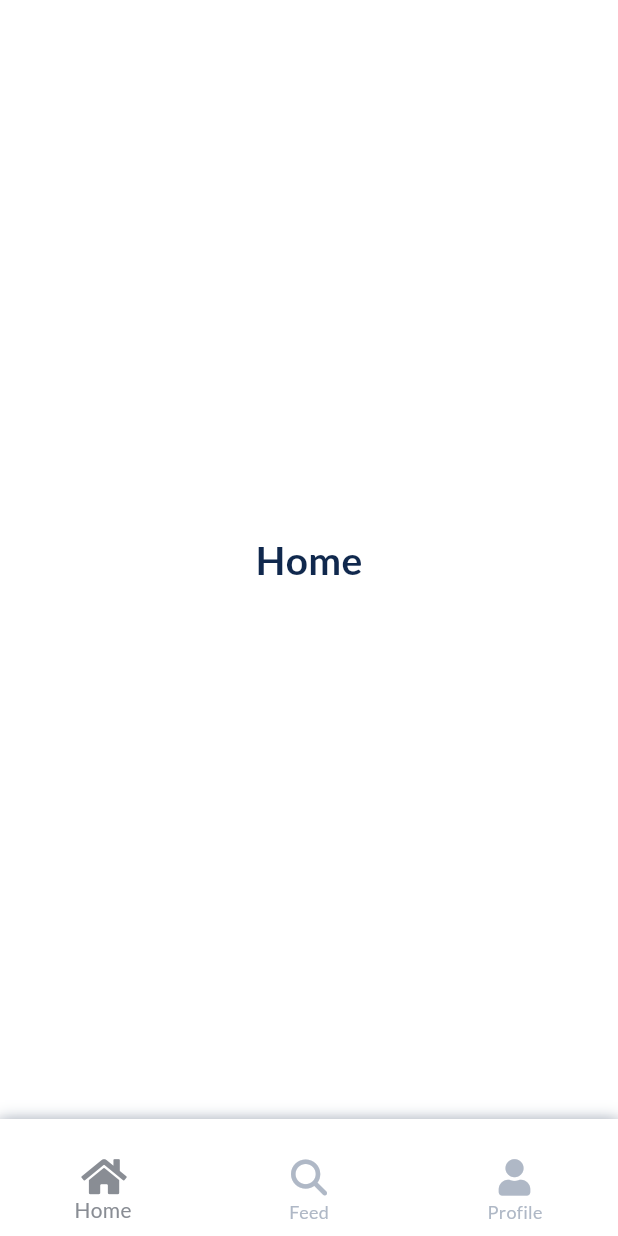
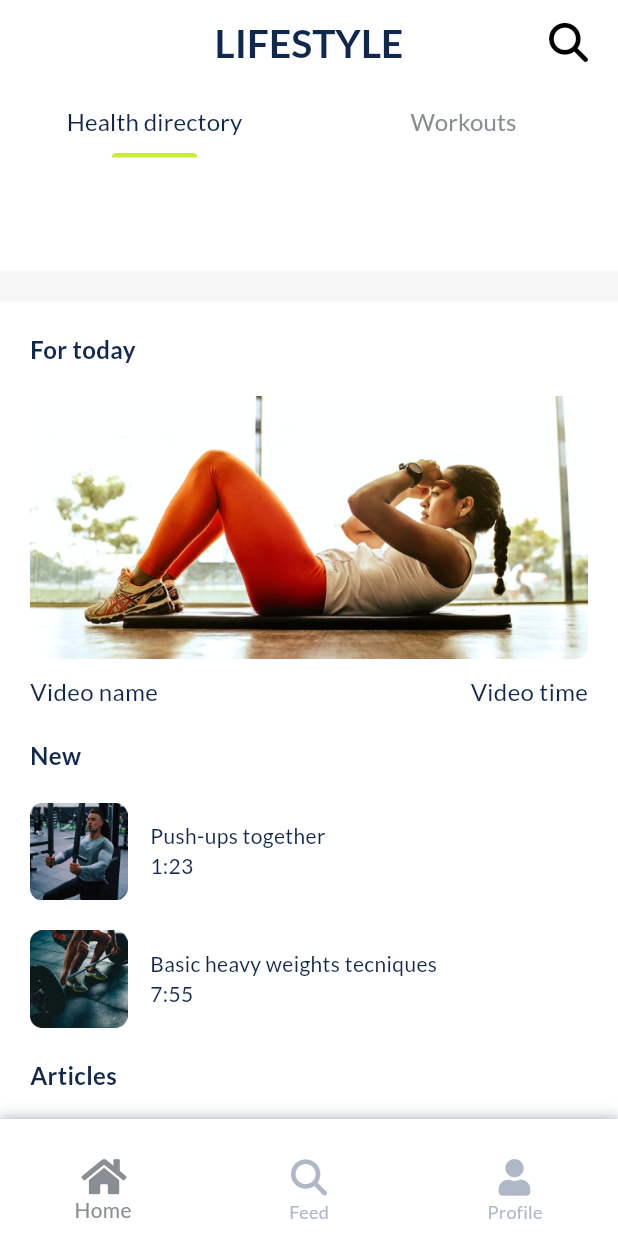
Before and after one commit to Dmitriy1205/lifestyle, a Flutter app: the screen it shows once a user with an empty profile is signed in, on a phone screen of 412 x 824 dp. Run offline on Flutter 3.47's test engine with Material 2 defaults, Android fonts, the phone set to English and light mode, and no system bars; our stand-ins replace bloc, carousel_slider, cloud_firestore, equatable, firebase_auth, firebase_core and 6 more; accounts and stored records are empty.

Commit message:
home screen

```diff
--- a/lib/common/constants/colors.dart
+++ b/lib/common/constants/colors.dart
@@ -9,4 +9,5 @@ class AppColors {
   static const Color green = Color(0xFF4CB469);
   static const Color red = Color(0xFFFF0000);
   static const Color grey = Color(0xFFD9D9D9);
+  static const Color whiteShade = Color(0xFFF6F6F6);
 }
--- a/lib/common/constants/constants.dart
+++ b/lib/common/constants/constants.dart
@@ -51,8 +51,28 @@ class AppText {
   static const String loosingWeight = 'Loosing weight';
   static const String gainingWeight = 'Gaining weight';
   static const String stretching = 'Stretching';
+  static const String healthDirectory = 'Health directory';
+  static const String workouts = 'Workouts';
+  static const String lifestyle = 'LIFESTYLE';
+  static const String forToday = 'For today';
+  static const String neww = 'New';
+  static const String articles = 'Articles';
+  static const String forYou = 'For you';
+  static const String exercises = 'Exercises';
+  static const String mealsRecomendations = 'Meals recomendations';
 
+  //video
   static const String videoPath = 'assets/videos/video.MP4';
+
+  //images
+  static const String train1 = 'assets/images/train1.png';
+  static const String train2 = 'assets/images/train2.png';
+  static const String train3 = 'assets/images/train3.png';
+  static const String train4 = 'assets/images/train4.png';
+  static const String train5 = 'assets/images/train5.png';
+  static const String train6 = 'assets/images/train6.png';
+  static const String excercise1 = 'assets/images/excercise1.png';
+  static const String excercise2 = 'assets/images/excercise2.png';
 
   static  Map<String, bool> topics = {
     buildingMuscles: false,
--- a/lib/common/themes/theme.dart
+++ b/lib/common/themes/theme.dart
@@ -3,6 +3,18 @@ import 'package:flutter/material.dart';
 class AppTheme {
   static ThemeData themeData = ThemeData(
     colorScheme: ThemeData().colorScheme.copyWith(primary: Color(0xFF10284D)),
+    tabBarTheme: TabBarTheme(
+      labelStyle: const TextStyle(
+        fontWeight: FontWeight.w500,
+        fontSize: 16,
+      ),
+      labelColor: Color(0xFF10284D),
+      unselectedLabelStyle: const TextStyle(
+        fontWeight: FontWeight.w500,
+        fontSize: 16,
+      ),
+      unselectedLabelColor: Color(0xFF898D94),
+    ),
     scaffoldBackgroundColor: Color(0xFFFFFFFF),
     textSelectionTheme: TextSelectionThemeData(cursorColor: Color(0xFF10284D)),
     inputDecorationTheme: InputDecorationTheme(
@@ -48,21 +60,21 @@ class AppTheme {
         fontSize: 16,
         color: Color(0xFF898D94),
       ),
-      titleSmall:const TextStyle(
+      titleSmall: const TextStyle(
         fontWeight: FontWeight.w700,
         fontSize: 18,
         color: Color(0xFF10284D),
-      ) ,
+      ),
       displaySmall: const TextStyle(
         fontWeight: FontWeight.w500,
         fontSize: 12,
         color: Color(0xFF898D94),
       ),
-      bodyLarge:const TextStyle(
+      bodyLarge: const TextStyle(
         fontWeight: FontWeight.w500,
         fontSize: 19,
         color: Color(0xFF10284D),
-      ) ,
+      ),
       bodyMedium: const TextStyle(
         fontWeight: FontWeight.w500,
         fontSize: 16,
--- a/lib/presentation/screens/home.dart
+++ /dev/null
@@ -1,22 +0,0 @@
-import 'package:flutter/material.dart';
-import 'package:lifestyle/common/themes/theme.dart';
-
-import '../../common/constants/constants.dart';
-
-class Home extends StatelessWidget {
-  const Home({Key? key}) : super(key: key);
-
-  @override
-  Widget build(BuildContext context) {
-    return Scaffold(
-      body: Center(
-        child: Container(
-          child: Text(
-            AppText.home,
-            style: AppTheme.themeData.textTheme.displayLarge,
-          ),
-        ),
-      ),
-    );
-  }
-}
--- /dev/null
+++ b/lib/presentation/screens/home_screen/health_directory.dart
@@ -0,0 +1,117 @@
+import 'package:flutter/material.dart';
+import 'package:lifestyle/common/constants/colors.dart';
+
+import '../../../common/constants/constants.dart';
+import '../../../common/themes/theme.dart';
+
+class HealthDirectory extends StatelessWidget {
+  const HealthDirectory({Key? key}) : super(key: key);
+
+  @override
+  Widget build(BuildContext context) {
+    return Scaffold(appBar: AppBar(),
+      body: Column(
+        crossAxisAlignment: CrossAxisAlignment.start,
+        children: [
+          Padding(
+            padding: const EdgeInsets.only(top: 20),
+            child: Container(
+              height: 20,
+              color: AppColors.whiteShade,
+            ),
+          ),
+          Expanded(
+            child: Padding(
+              padding: const EdgeInsets.all(20.0),
+              child: ListView(
+                physics: ClampingScrollPhysics(),
+                shrinkWrap: true,
+                // crossAxisAlignment: CrossAxisAlignment.start,
+                children: [
+                  Text(
+                    AppText.forToday,
+                    style: AppTheme.themeData.textTheme.displayMedium!
+                        .copyWith(fontWeight: FontWeight.w700),
+                  ),
+                  Padding(
+                    padding: const EdgeInsets.only(top: 20, bottom: 10),
+                    child: Container(
+                      child: Image.asset(AppText.train1),
+                    ),
+                  ),
+                  Row(
+                    mainAxisAlignment: MainAxisAlignment.spaceBetween,
+                    children: [
+                      Text(
+                        'Video name',
+                        style: AppTheme.themeData.textTheme.displayMedium,
+                      ),
+                      Text(
+                        'Video time',
+                        style: AppTheme.themeData.textTheme.displayMedium,
+                      )
+                    ],
+                  ),
+                  Padding(
+                    padding: const EdgeInsets.symmetric(vertical: 20),
+                    child: Text(
+                      AppText.neww,
+                      style: AppTheme.themeData.textTheme.displayMedium!
+                          .copyWith(fontWeight: FontWeight.w700),
+                    ),
+                  ),
+                  mock(AppText.train2, 'Push-ups together', '1:23'),
+                  SizedBox(
+                    height: 20,
+                  ),
+                  mock(AppText.train3, 'Basic heavy weights tecniques', '7:55'),
+                  Padding(
+                    padding: const EdgeInsets.symmetric(vertical: 20),
+                    child: Text(
+                      AppText.articles,
+                      style: AppTheme.themeData.textTheme.displayMedium!
+                          .copyWith(fontWeight: FontWeight.w700),
+                    ),
+                  ),
+                  mock(AppText.train2, 'Article', 'Push-ups together'),
+                ],
+              ),
+            ),
+          ),
+        ],
+      ),
+    );
+  }
+
+  Row mock(String image, String name, String time) {
+    return Row(
+      children: [
+        Container(
+          height: 65,
+          width: 65,
+          child: Image.asset(
+            image,
+          ),
+        ),
+        SizedBox(
+          width: 15,
+        ),
+        Column(
+          crossAxisAlignment: CrossAxisAlignment.start,
+          children: [
+            Text(
+              name,
+              style: AppTheme.themeData.textTheme.bodyMedium!
+                  .copyWith(color: AppColors.contrast, fontSize: 14),
+            ),
+            Text(
+              time,
+              style: AppTheme.themeData.textTheme.bodyMedium!
+                  .copyWith(color: AppColors.contrast, fontSize: 14),
+            ),
+          ],
+        )
+      ],
+    );
+  }
+}
--- /dev/null
+++ b/lib/presentation/screens/home_screen/home.dart
@@ -0,0 +1,59 @@
+import 'package:flutter/material.dart';
+import 'package:font_awesome_flutter/font_awesome_flutter.dart';
+import 'package:lifestyle/common/constants/colors.dart';
+import 'package:lifestyle/common/themes/theme.dart';
+import 'package:lifestyle/presentation/screens/home_screen/health_directory.dart';
+import 'package:lifestyle/presentation/screens/home_screen/workouts.dart';
+
+import '../../../common/constants/constants.dart';
+
+class Home extends StatelessWidget {
+  const Home({Key? key}) : super(key: key);
+
+  @override
+  Widget build(BuildContext context) {
+    return DefaultTabController(
+      length: 2,
+      child: Scaffold(
+        appBar: AppBar(
+          centerTitle: true,
+          title: Text(
+            AppText.lifestyle,
+            style: AppTheme.themeData.textTheme.displayLarge,
+          ),
+          actions: [
+            Padding(
+              padding: const EdgeInsets.only(right: 20),
+              child: Center(
+                child: FaIcon(
+                  FontAwesomeIcons.magnifyingGlass,
+                  size: 26,
+                ),
+              ),
+            ),
+          ],
+          bottom: TabBar(
+            indicatorColor: AppColors.mainAccent,
+            indicatorPadding: EdgeInsets.symmetric(horizontal: 30),
+            indicatorWeight: 3,
+            labelPadding: EdgeInsets.symmetric(vertical: 10),
+            tabs: [
+              Text(
+                AppText.healthDirectory,
+              ),
+              Text(
+                AppText.workouts,
+              )
+            ],
+          ),
+        ),
+        body: TabBarView(
+          children: [
+            HealthDirectory(),
+            Workouts(),
+          ],
+        ),
+      ),
+    );
+  }
+}
--- /dev/null
+++ b/lib/presentation/screens/home_screen/workouts.dart
@@ -0,0 +1,165 @@
+import 'package:flutter/material.dart';
+import 'package:lifestyle/presentation/screens/home_screen/training_screen.dart';
+
+import '../../../common/constants/colors.dart';
+import '../../../common/constants/constants.dart';
+import '../../../common/themes/theme.dart';
+import '../../../data/models/workout.dart';
+
+class Workouts extends StatelessWidget {
+  const Workouts({Key? key}) : super(key: key);
+
+  @override
+  Widget build(BuildContext context) {
+    return Scaffold(
+      body: Column(
+        crossAxisAlignment: CrossAxisAlignment.start,
+        children: [
+          Padding(
+            padding: const EdgeInsets.only(top: 20),
+            child: Container(
+              height: 20,
+              color: AppColors.whiteShade,
+            ),
+          ),
+          Expanded(
+            child: Padding(
+              padding: const EdgeInsets.only(left: 20, right: 30, top: 20),
+              child: ListView(
+                physics: ClampingScrollPhysics(),
+                shrinkWrap: true,
+                // crossAxisAlignment: CrossAxisAlignment.start,
+                children: [
+                  Text(
+                    AppText.forYou,
+                    style: AppTheme.themeData.textTheme.displayMedium!
+                        .copyWith(fontWeight: FontWeight.w700),
+                  ),
+                  SizedBox(
+                    height: 20,
+                  ),
+                  ListView.builder(
+                      shrinkWrap: true,
+                      itemCount: items.length,
+                      itemBuilder: (context, index) {
+                        return Padding(
+                          padding: const EdgeInsets.only(bottom: 15),
+                          child: GestureDetector(
+                            onTap: () {
+                              Navigator.push(
+                                context,
+                                MaterialPageRoute(
+                                  builder: (_) => TrainingScreen(
+                                    header: items[index].name!,
+                                    interval: items[index].interval!,
+                                    author: items[index].author!,
+                                    description: items[index].description!,
+                                    recommendation:
+                                        '''During training you should consume great amount of creatine,
+which can be taken from chicken or fat food or pure creating
+powder.''',
+                                  ),
+                                ),
+                              );
+                            },
+                            child: mock(
+                              items[index].image!,
+                              items[index].name!,
+                              items[index].interval!,
+                              items[index].author!,
+                              items[index].description!,
+                            ),
+                          ),
+                        );
+                      }),
+                  SizedBox(
+                    height: 20,
+                  ),
+                ],
+              ),
+            ),
+          ),
+        ],
+      ),
+    );
+  }
+}
+
+List<Workout> items = [
+  Workout(
+      name: 'Gym 5-4-3-4-5 training',
+      description:
+          '''Make intensification for your training, prepare your body for new results or upcoming competitions''',
+      interval: '10 trainings  | 8:40',
+      image: AppText.train2,
+      author: 'Mitchel Gilart'),
+  Workout(
+      name: 'Gym 4-4 training',
+      description:
+          '''Training helps you to recover from injury or keep your form stable''',
+      interval: '8 trainings | 6:50',
+      image: AppText.train3,
+      author: 'Mitchel Gilart'),
+  Workout(
+      name: 'Gym 4-4 training',
+      description:
+          '''Training helps you to recover from injury or keep your form stable''',
+      interval: '8 trainings | 6:50',
+      image: AppText.train3,
+      author: 'Mitchel Gilart'),
+];
+
+Row mock(String image, String name, String interval, String author,
+    String description) {
+  return Row(
+    children: [
+      Container(
+        height: 65,
+        width: 65,
+        child: Image.asset(
+          image,
+        ),
+      ),
+      SizedBox(
+        width: 15,
+      ),
+      Expanded(
+        child: Column(
+          crossAxisAlignment: CrossAxisAlignment.start,
+          children: [
+            Text(
+              name,
+              style: AppTheme.themeData.textTheme.bodyMedium!
+                  .copyWith(color: AppColors.contrast, fontSize: 14),
+            ),
+            Text(
+              description,
+              style: AppTheme.themeData.textTheme.bodyMedium!.copyWith(
+                  color: AppColors.contrast,
+                  fontSize: 8,
+                  fontWeight: FontWeight.w300),
+            ),
+            SizedBox(
+              height: 10,
+            ),
+            Row(
+              mainAxisAlignment: MainAxisAlignment.spaceBetween,
+              children: [
+                Text(
+                  interval,
+                  style: AppTheme.themeData.textTheme.bodyMedium!
+                      .copyWith(color: AppColors.contrast, fontSize: 8),
+                ),
+                Text(
+                  author,
+                  style: AppTheme.themeData.textTheme.bodyMedium!
+                      .copyWith(color: AppColors.disabled, fontSize: 8),
+                ),
+              ],
+            ),
+          ],
+        ),
+      )
+    ],
+  );
+}
--- a/lib/presentation/screens/main_screen.dart
+++ b/lib/presentation/screens/main_screen.dart
@@ -7,7 +7,7 @@ import 'package:lifestyle/presentation/screens/feed.dart';
 import 'package:lifestyle/presentation/screens/profile.dart';
 
 import '../../common/constants/colors.dart';
-import 'home.dart';
+import 'home_screen/home.dart';
 
 class MainScreen extends StatefulWidget {
   MainScreen({Key? key}) : super(key: key);
```
Also changed, not shown: lib/data/models/workout.dart (added, +57 -0 lines), lib/presentation/screens/home_screen/training_screen.dart (added, +264 -0 lines), assets/images/excercise1.png (added), assets/images/excercise2.png (added), assets/images/train1.png (added), assets/images/train2.png (added), assets/images/train3.png (added), assets/images/train4.png (added), assets/images/train5.png (added), assets/images/train6.png (added).
